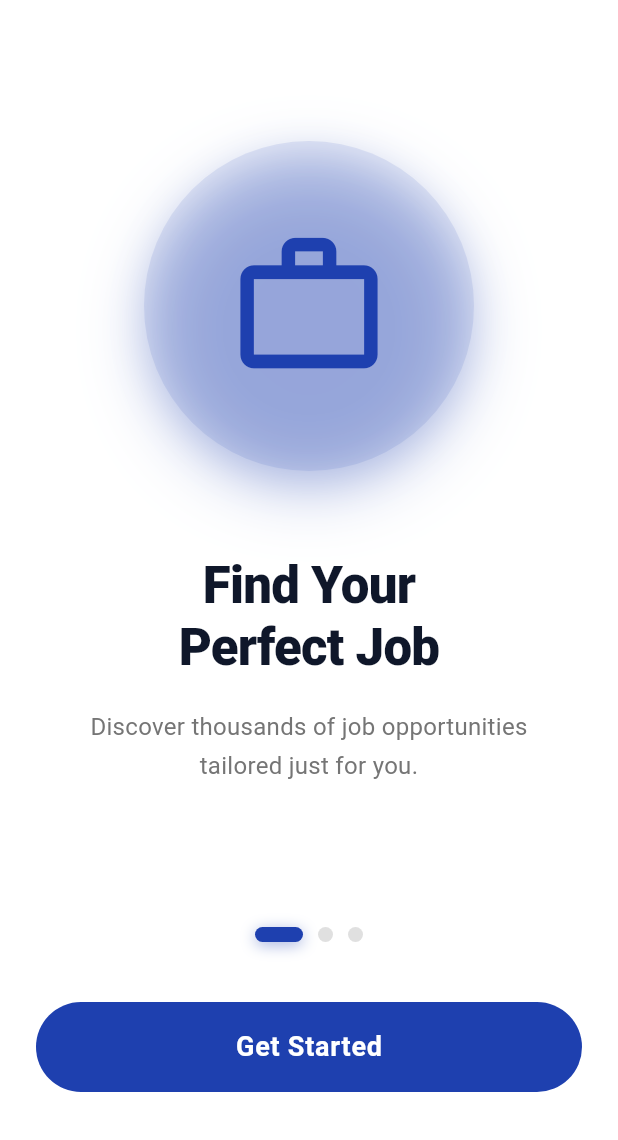
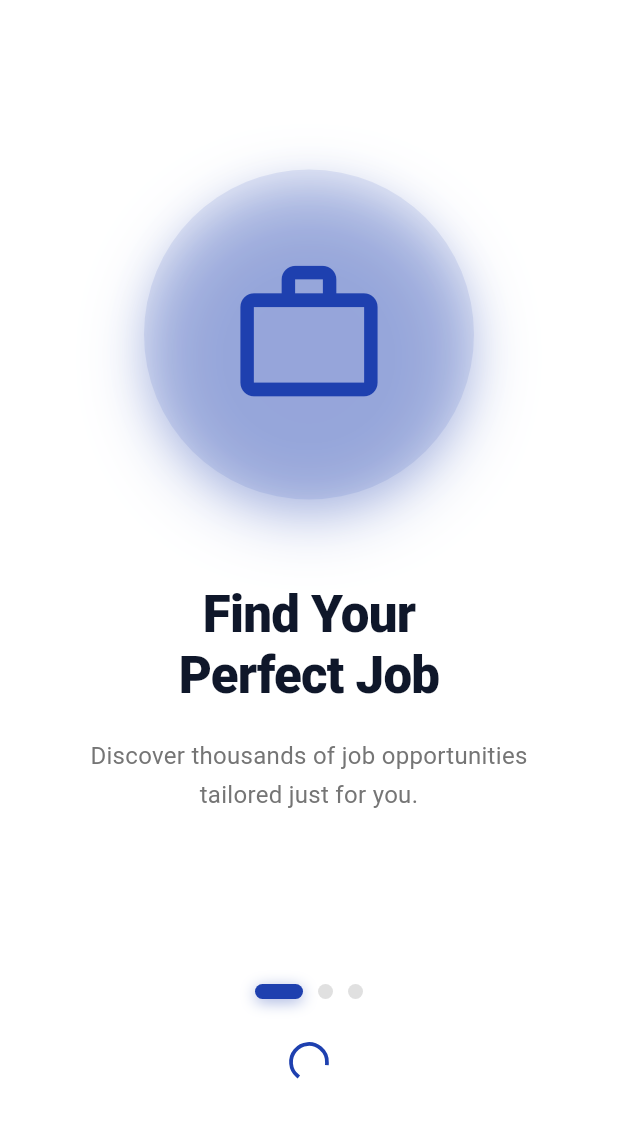
Before and after one commit to Rover1218/signalx-app, a Flutter app: the first screen one second after launch, on a phone screen of 412 x 824 dp, the part 96-1236 px from its top. Run offline on Flutter 3.47's test engine with Material 3 defaults, Android fonts, the phone set to English and light mode, and no system bars; our stand-ins replace cloud_firestore, firebase_auth, firebase_core, flutter_dotenv, google_generative_ai, image_picker and 2 more; accounts and stored records are empty.

Commit message:
feat: Implement initial workers app structure with screens, models, and localization.

```diff
--- a/workers/lib/l10n/app_localizations.dart
+++ b/workers/lib/l10n/app_localizations.dart
@@ -592,11 +592,11 @@ class AppLocalizations {
       'government_schemes': 'সরকারি প্রকল্পসমূহ',
       'learn_more': 'আরও জানুন',
       'eligibility': 'যোগ্যতা',
-      'ai_insights': 'এআই ইনসাইটস',
+      'ai_insights': 'এআই পরামর্শ',
       'new_badge': 'নতুন',
       'jobs_match_skills': 'টি কাজ আপনার দক্ষতার সাথে মিলছে',
       'schemes_available': 'টি সরকারি প্রকল্প উপলব্ধ',
-      'work_in_block': 'আপনার ব্লকে এমজিএনআরইজিএ কাজ',
+      'work_in_block': 'আপনার ব্লকে ১০০ দিনের কাজ',
       'see_all': 'সব দেখুন',
       'recent_jobs_title': 'সাম্প্রতিক কাজ',
       'quick_actions_title': 'দ্রুত অ্যাকশন',
@@ -608,7 +608,7 @@ class AppLocalizations {
       'no_jobs_yet': 'এখনও কোন কাজ উপলব্ধ নেই',
 
       // Schemes
-      'scheme_mgnrega_name': 'এমজিএনআরইজিএ (১০০ দিনের কাজ)',
+      'scheme_mgnrega_name': '১০০ দিনের কাজ (MGNREGA)',
       'scheme_mgnrega_desc': 'গ্রামীণ পরিবারের জন্য ১০০ দিনের নিশ্চিত কর্মসংস্থান',
       'scheme_mgnrega_elig': 'শারীরিক শ্রমে ইচ্ছুক গ্রামীণ প্রাপ্তবয়স্করা',
 
--- a/workers/lib/main.dart
+++ b/workers/lib/main.dart
@@ -5,6 +5,7 @@ import 'package:flutter_dotenv/flutter_dotenv.dart';
 import 'package:firebase_core/firebase_core.dart';
 import 'package:intl/date_symbol_data_local.dart'; // Import for date formatting
 import 'screens/auth/auth_wrapper.dart';
+import 'screens/splash_screen.dart';
 import 'constants/app_constants.dart';
 import 'services/language_service.dart';
 import 'l10n/app_localizations.dart';
@@ -131,7 +132,7 @@ class _WorkersAppState extends State<WorkersApp> {
           ),
         ),
       ),
-      home: const AuthWrapper(), // Smart routing: splash for new users, dashboard for logged in
+      home: const SplashScreen(), // Always show splash first
     );
   }
 }
--- a/workers/lib/models/job.dart
+++ b/workers/lib/models/job.dart
@@ -12,6 +12,7 @@ class Job {
   final String employerId;
   final bool isPublic;
   final List<String> skills;
+  final String jobType;
   final DateTime? scheduledDate;
   final DateTime createdAt;
 
@@ -29,6 +30,7 @@ class Job {
     required this.employerId,
     this.isPublic = true,
     required this.skills,
+    this.jobType = 'Daily Wage', // Default
     this.scheduledDate,
     required this.createdAt,
   });
@@ -48,6 +50,7 @@ class Job {
       employerId: map['recruiterId'] ?? '',
       isPublic: map['isPublic'] ?? true,
       skills: List<String>.from(map['skills'] ?? []),
+      jobType: map['jobType'] ?? 'Daily Wage',
       scheduledDate: map['scheduledDate']?.toDate(),
       createdAt: map['createdAt']?.toDate() ?? DateTime.now(),
     );
@@ -67,6 +70,8 @@ class Job {
       'employerPhoto': employerPhoto,
       'employerId': employerId,
       'isPublic': isPublic,
+      'skills': skills,
+      'jobType': jobType,
       'scheduledDate': scheduledDate,
       'createdAt': createdAt,
     };
--- a/workers/lib/screens/splash_screen.dart
+++ b/workers/lib/screens/splash_screen.dart
@@ -1,3 +1,4 @@
+import 'dart:async'; // Add import
 import 'package:flutter/material.dart';
 import 'package:lottie/lottie.dart';
 import 'package:shared_preferences/shared_preferences.dart';
@@ -14,6 +15,8 @@ class SplashScreen extends StatefulWidget {
 class _SplashScreenState extends State<SplashScreen> {
   final PageController _pageController = PageController();
   int _currentPage = 0;
+  Timer? _navigationTimer;
+  Timer? _rotationTimer;
 
   final List<OnboardingPage> _pages = [
     OnboardingPage(
@@ -37,13 +40,35 @@ class _SplashScreenState extends State<SplashScreen> {
   ];
 
   @override
+  void initState() {
+    super.initState();
+    // Auto-redirect after 5 seconds
+    _navigationTimer = Timer(const Duration(seconds: 5), _onGetStarted);
+
+    // Auto-rotate pages every 1.5 seconds
+    _rotationTimer = Timer.periodic(const Duration(milliseconds: 1500), (timer) {
+      if (_currentPage < _pages.length - 1) {
+        _currentPage++;
+        if (_pageController.hasClients) {
+          _pageController.animateToPage(
+            _currentPage,
+            duration: const Duration(milliseconds: 500),
+            curve: Curves.easeInOut,
+          );
+        }
+      }
+    });
+  }
+
+  @override
   void dispose() {
+    _navigationTimer?.cancel();
+    _rotationTimer?.cancel();
     _pageController.dispose();
     super.dispose();
   }
 
   Future<void> _onGetStarted() async {
-    // Mark that user has seen the splash screen
     final prefs = await SharedPreferences.getInstance();
     await prefs.setBool('has_seen_splash', true);
 
@@ -106,9 +131,9 @@ class _SplashScreenState extends State<SplashScreen> {
               ),
             ),
 
-            // Page Indicators with Smooth Animation
+            // Page Indicators
             Padding(
-              padding: const EdgeInsets.only(bottom: 8),
+              padding: const EdgeInsets.only(bottom: 30),
               child: Row(
                 mainAxisAlignment: MainAxisAlignment.center,
                 children: List.generate(_pages.length, (index) {
@@ -136,42 +161,18 @@ class _SplashScreenState extends State<SplashScreen> {
               ),
             ),
 
-            const SizedBox(height: 32),
-
-            // Get Started Button with Enhanced Design
-            Padding(
-              padding: const EdgeInsets.symmetric(horizontal: 24),
+            // Loader
+            const Padding(
+              padding: EdgeInsets.only(bottom: 40),
               child: SizedBox(
-                width: double.infinity,
-                height: 60,
-                child: ElevatedButton(
-                  onPressed: _onGetStarted,
-                  style: ElevatedButton.styleFrom(
-                    backgroundColor: AppColors.primary,
-                    foregroundColor: Colors.white,
-                    shape: RoundedRectangleBorder(
-                      borderRadius: BorderRadius.circular(30),
-                    ),
-                    elevation: 0,
-                    shadowColor: AppColors.primary.withOpacity(0.5),
-                  ).copyWith(
-                    overlayColor: WidgetStateProperty.all(
-                      Colors.white.withOpacity(0.1),
-                    ),
-                  ),
-                  child: const Text(
-                    'Get Started',
-                    style: TextStyle(
-                      fontSize: 18,
-                      fontWeight: FontWeight.w700,
-                      letterSpacing: 0.5,
-                    ),
-                  ),
+                width: 24,
+                height: 24,
+                child: CircularProgressIndicator(
+                  strokeWidth: 2.5,
+                  valueColor: AlwaysStoppedAnimation<Color>(AppColors.primary),
                 ),
               ),
             ),
-
-            const SizedBox(height: 32),
           ],
         ),
       ),
```
Also changed, not shown: workers/lib/screens/dashboard/job_listings_screen.dart (+18 -11 lines), workers/lib/screens/schemes/schemes_screen.dart (+2 -11 lines).
